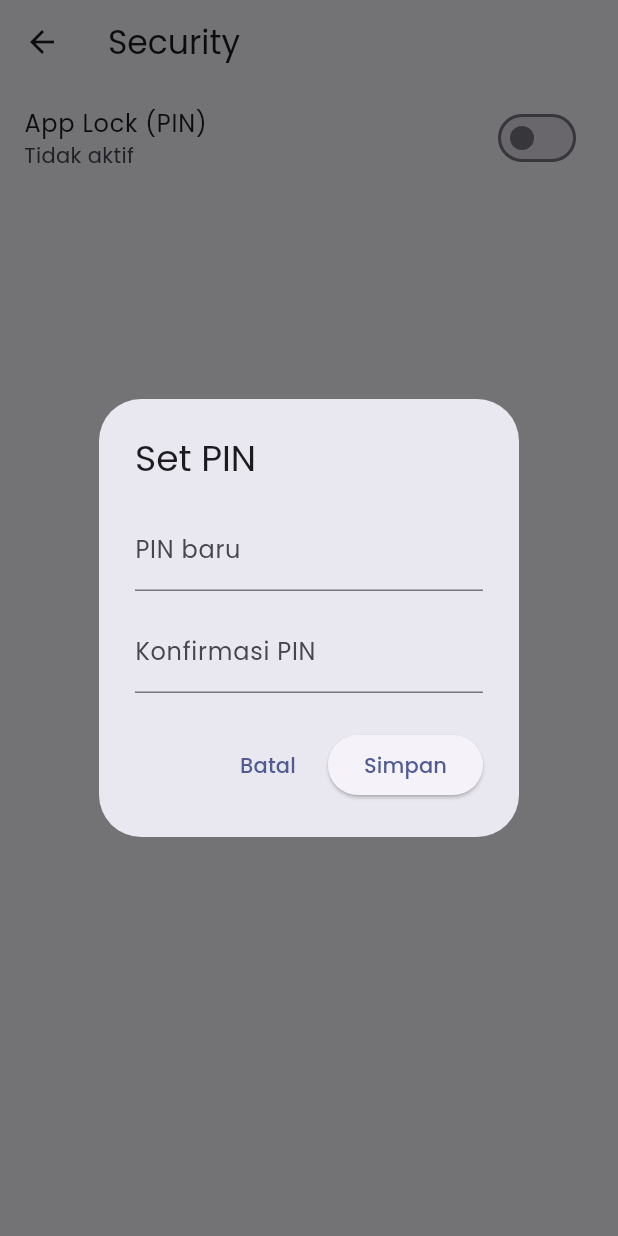
After one commit to 08samudra/SecureNote, a Flutter app: the SecuritySettingsPage screen opened directly, after a tap on "App Lock (PIN)", on a phone screen of 412 x 824 dp. The commit adds this screen. Run offline on Flutter 3.47's test engine with Material 3 defaults, Android fonts, the phone set to English and light mode, and no system bars; our stand-ins replace flutter_riverpod, flutter_secure_storage, google_fonts, hive, hive_flutter; missing offline and left inert: encrypt; accounts and stored records are empty.

Commit message:
Update 0.2: : Implement app lock and encrypt notes at rest (dev key)

```diff
--- /dev/null
+++ b/lib/core/security/lock_service.dart
@@ -0,0 +1,36 @@
+import 'dart:convert';
+import 'package:crypto/crypto.dart';
+import 'package:flutter_secure_storage/flutter_secure_storage.dart';
+
+class LockService {
+  static const _pinKey = 'app_pin_hash';
+  final _storage = const FlutterSecureStorage();
+
+  // 🔐 HASH FUNCTION
+  String _hashPin(String pin) {
+    final bytes = utf8.encode(pin);
+    return sha256.convert(bytes).toString();
+  }
+
+  Future<bool> hasPin() async {
+    final hash = await _storage.read(key: _pinKey);
+    return hash != null;
+  }
+
+  Future<void> savePin(String pin) async {
+    final hash = _hashPin(pin);
+    await _storage.write(key: _pinKey, value: hash);
+  }
+
+  Future<bool> verifyPin(String inputPin) async {
+    final savedHash = await _storage.read(key: _pinKey);
+    if (savedHash == null) return false;
+
+    final inputHash = _hashPin(inputPin);
+    return inputHash == savedHash;
+  }
+
+  Future<void> clearPin() async {
+    await _storage.delete(key: _pinKey);
+  }
+}
--- a/lib/features/notes/presentation/pages/note_detail_page.dart
+++ b/lib/features/notes/presentation/pages/note_detail_page.dart
@@ -1,5 +1,4 @@
 import 'package:flutter/material.dart';
-import 'package:hive/hive.dart';
 import 'package:hive_flutter/hive_flutter.dart';
 
 import '../../data/note_model.dart';
--- /dev/null
+++ b/lib/features/security/security_settings_page.dart
@@ -0,0 +1,111 @@
+import 'package:flutter/material.dart';
+import '../../../core/security/lock_service.dart';
+
+class SecuritySettingsPage extends StatefulWidget {
+  const SecuritySettingsPage({super.key});
+
+  @override
+  State<SecuritySettingsPage> createState() => _SecuritySettingsPageState();
+}
+
+class _SecuritySettingsPageState extends State<SecuritySettingsPage> {
+  final _lockService = LockService();
+
+  bool _hasPin = false;
+
+  @override
+  void initState() {
+    super.initState();
+    _checkPin();
+  }
+
+  void _checkPin() async {
+    final hasPin = await _lockService.hasPin();
+    setState(() {
+      _hasPin = hasPin;
+    });
+  }
+
+  Future<void> _setPin(BuildContext context) async {
+    final pinController = TextEditingController();
+    final confirmController = TextEditingController();
+
+    final result = await showDialog<bool>(
+      context: context,
+      barrierDismissible: false,
+      builder: (_) => AlertDialog(
+        title: const Text('Set PIN'),
+        content: Column(
+          mainAxisSize: MainAxisSize.min,
+          children: [
+            TextField(
+              controller: pinController,
+              keyboardType: TextInputType.number,
+              obscureText: true,
+              decoration: const InputDecoration(labelText: 'PIN baru'),
+            ),
+            const SizedBox(height: 12),
+            TextField(
+              controller: confirmController,
+              keyboardType: TextInputType.number,
+              obscureText: true,
+              decoration: const InputDecoration(labelText: 'Konfirmasi PIN'),
+            ),
+          ],
+        ),
+        actions: [
+          TextButton(
+            onPressed: () => Navigator.pop(context, false),
+            child: const Text('Batal'),
+          ),
+          ElevatedButton(
+            onPressed: () {
+              if (pinController.text == confirmController.text &&
+                  pinController.text.isNotEmpty) {
+                Navigator.pop(context, true);
+              }
+            },
+            child: const Text('Simpan'),
+          ),
+        ],
+      ),
+    );
+
+    if (result == true) {
+      await _lockService.savePin(pinController.text);
+      _checkPin();
+    } else if (result == false) {
+      ScaffoldMessenger.of(
+        context,
+      ).showSnackBar(const SnackBar(content: Text('PIN tidak cocok')));
+    }
+  }
+
+  Future<void> _disablePin() async {
+    await _lockService.clearPin();
+    _checkPin();
+  }
+
+  @override
+  Widget build(BuildContext context) {
+    return Scaffold(
+      appBar: AppBar(title: const Text('Security')),
+      body: ListView(
+        children: [
+          SwitchListTile(
+            title: const Text('App Lock (PIN)'),
+            subtitle: Text(_hasPin ? 'Aktif' : 'Tidak aktif'),
+            value: _hasPin,
+            onChanged: (value) {
+              if (value) {
+                _setPin(context);
+              } else {
+                _disablePin();
+              }
+            },
+          ),
+        ],
+      ),
+    );
+  }
+}
--- a/pubspec.yaml
+++ b/pubspec.yaml
@@ -20,6 +20,9 @@ dependencies:
   google_fonts: ^6.2.1
   hive_flutter: ^1.1.0
   hive_generator: ^2.0.1
+  flutter_secure_storage: ^10.0.0
+  crypto: ^3.0.7
+  encrypt: ^5.0.3
 
 dev_dependencies:
   flutter_test:
```
Also changed, not shown: lib/core/security/encryption_service.dart (added, +27 -0 lines), lib/features/notes/data/note_model.dart (+21 -6 lines), lib/features/notes/presentation/pages/notes_list_page.dart (+27 -10 lines), lib/features/security/presentation/lock_screen_page.dart (added, +58 -0 lines), lib/main.dart (+72 -1 lines), lib/features/notes/data/note_model.g.dart, pubspec.lock, 7 other files.
